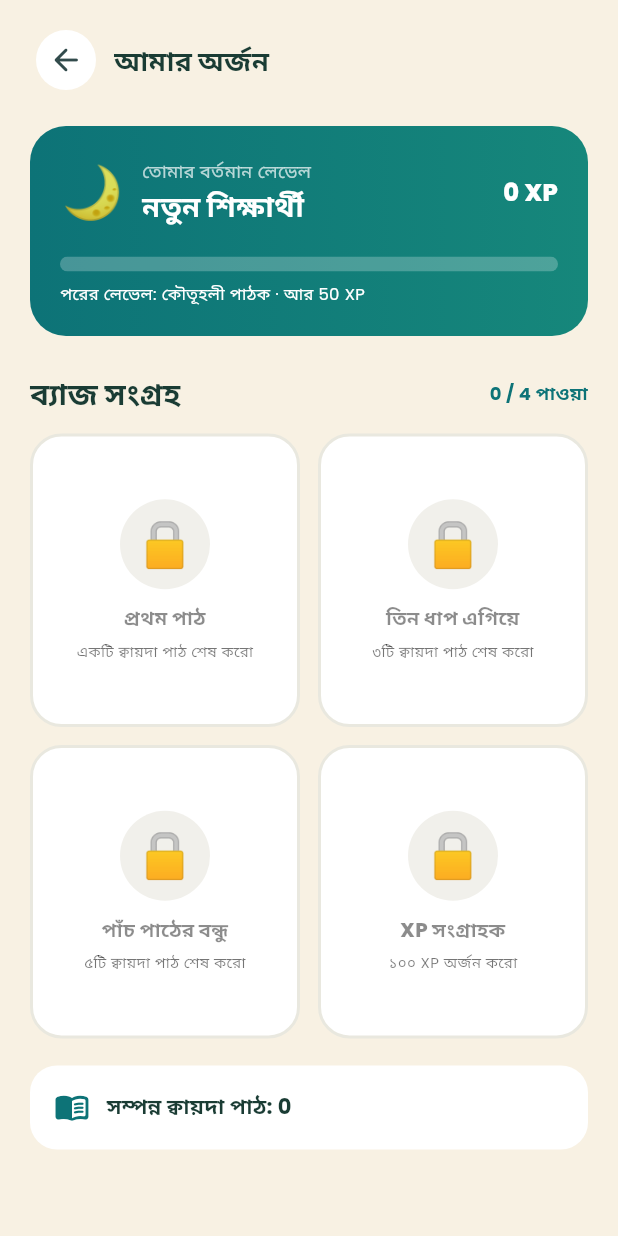
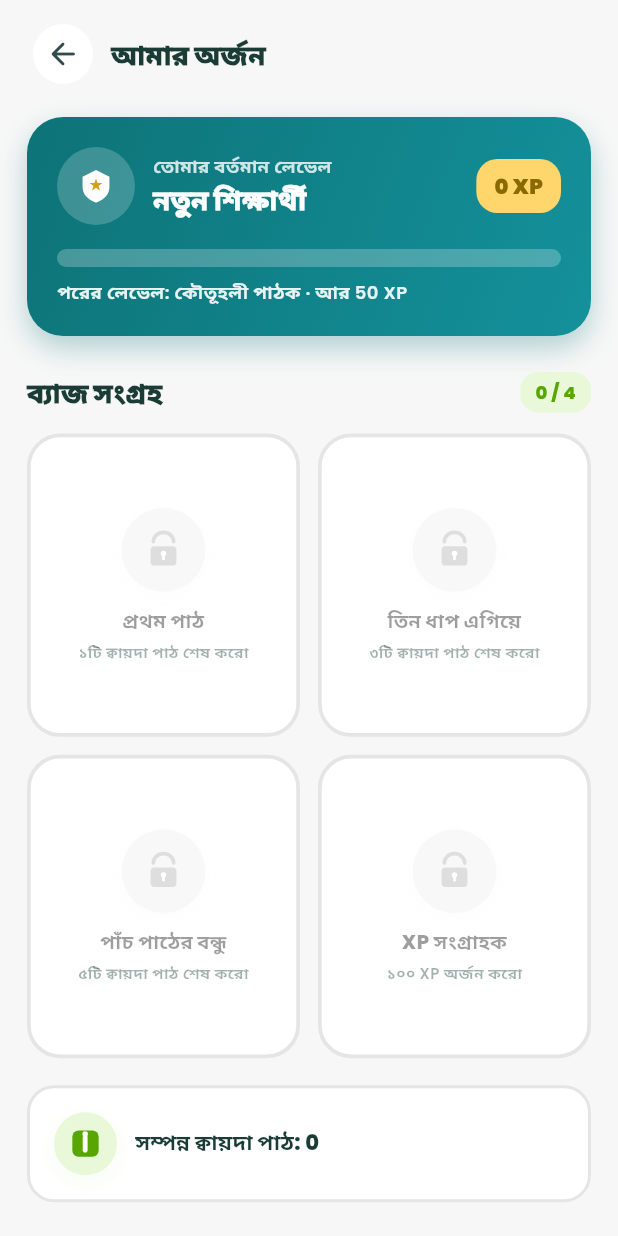
Before and after one commit to mansur00/LittleMuslim, a Flutter app: the AchievementsScreen screen opened directly, on a phone screen of 412 x 824 dp. Run offline on Flutter 3.47's test engine with Material 3 defaults, Android fonts, the phone set to English and light mode, and no system bars; our stand-ins replace audioplayers, flutter_animate, flutter_tts, google_fonts, shared_preferences, smooth_page_indicator and 1 more; accounts and stored records are empty.

Commit message:
Complete Achievements screen: Duolingo-style vector badges, no emoji

```diff
--- a/lib/screens/achievements/achievements_screen.dart
+++ b/lib/screens/achievements/achievements_screen.dart
@@ -3,12 +3,20 @@ import 'package:provider/provider.dart';
 
 import '../../theme/app_theme.dart';
 import '../../utils/app_state.dart';
+import '../../widgets/vector_icons.dart';
 
 class _BadgeInfo {
-  const _BadgeInfo(
-      this.title, this.description, this.emoji, this.color, this.unlocked);
-  final String title, description, emoji;
-  final Color color;
+  const _BadgeInfo({
+    required this.title,
+    required this.description,
+    required this.iconType,
+    required this.color,
+    required this.accent,
+    required this.unlocked,
+  });
+  final String title, description;
+  final VectorIconType iconType;
+  final Color color, accent;
   final bool unlocked;
 }
 
@@ -29,7 +37,7 @@ class AchievementsScreen extends StatelessWidget {
     final lessonCount = state.completedQaidaLessons;
     final levelIndex =
         _levels.lastIndexWhere((level) => state.xp >= level.threshold);
-    final level = _levels[levelIndex];
+    final level = _levels[levelIndex < 0 ? 0 : levelIndex];
     final nextLevel =
         levelIndex + 1 < _levels.length ? _levels[levelIndex + 1] : null;
     final progress = nextLevel == null
@@ -37,113 +45,206 @@ class AchievementsScreen extends StatelessWidget {
         : ((state.xp - level.threshold) /
                 (nextLevel.threshold - level.threshold))
             .clamp(0.0, 1.0);
+
     final badges = [
-      _BadgeInfo('প্রথম পাঠ', 'একটি ক্বায়দা পাঠ শেষ করো', '🌱',
-          const Color(0xFFE3F1D4), lessonCount >= 1),
-      _BadgeInfo('তিন ধাপ এগিয়ে', '৩টি ক্বায়দা পাঠ শেষ করো', '🌟',
-          const Color(0xFFFFE7A8), lessonCount >= 3),
-      _BadgeInfo('পাঁচ পাঠের বন্ধু', '৫টি ক্বায়দা পাঠ শেষ করো', '📚',
-          const Color(0xFFDCEFFA), lessonCount >= 5),
-      _BadgeInfo('XP সংগ্রাহক', '১০০ XP অর্জন করো', '🏅',
-          const Color(0xFFF4DDF0), state.xp >= 100),
+      _BadgeInfo(
+        title: 'প্রথম পাঠ',
+        description: '১টি ক্বায়দা পাঠ শেষ করো',
+        iconType: VectorIconType.qaida,
+        color: const Color(0xFFE8F8D8),
+        accent: const Color(0xFF58A700),
+        unlocked: lessonCount >= 1,
+      ),
+      _BadgeInfo(
+        title: 'তিন ধাপ এগিয়ে',
+        description: '৩টি ক্বায়দা পাঠ শেষ করো',
+        iconType: VectorIconType.star,
+        color: const Color(0xFFFFF6D0),
+        accent: const Color(0xFFD4A017),
+        unlocked: lessonCount >= 3,
+      ),
+      _BadgeInfo(
+        title: 'পাঁচ পাঠের বন্ধু',
+        description: '৫টি ক্বায়দা পাঠ শেষ করো',
+        iconType: VectorIconType.book,
+        color: const Color(0xFFDCEBFF),
+        accent: const Color(0xFF3B82C4),
+        unlocked: lessonCount >= 5,
+      ),
+      _BadgeInfo(
+        title: 'XP সংগ্রাহক',
+        description: '১০০ XP অর্জন করো',
+        iconType: VectorIconType.trophy,
+        color: const Color(0xFFF3E8FF),
+        accent: const Color(0xFF9B6BC9),
+        unlocked: state.xp >= 100,
+      ),
     ];
-    final unlocked = badges.where((badge) => badge.unlocked).length;
+    final unlocked = badges.where((b) => b.unlocked).length;
 
     return Scaffold(
-      backgroundColor: AppTheme.cream,
+      backgroundColor: const Color(0xFFF7F7F7),
       body: SafeArea(
         child: Center(
           child: ConstrainedBox(
             constraints: const BoxConstraints(maxWidth: 900),
-            child: CustomScrollView(slivers: [
+            child: CustomScrollView(
+              physics: const BouncingScrollPhysics(),
+              slivers: [
                 SliverPadding(
                   padding: EdgeInsets.fromLTRB(
-                    tablet ? 36 : 20, 16, tablet ? 36 : 20, 32),
+                      tablet ? 36 : 18, 12, tablet ? 36 : 18, 32),
                   sliver: SliverList(
                     delegate: SliverChildListDelegate([
                       Row(children: [
                         IconButton.filledTonal(
                           onPressed: () => Navigator.pop(context),
                           icon: const Icon(Icons.arrow_back_rounded),
-                        style:
-                            IconButton.styleFrom(backgroundColor: Colors.white),
+                          style: IconButton.styleFrom(
+                              backgroundColor: Colors.white),
                         ),
                         const SizedBox(width: 8),
-                      const Text('আমার অর্জন',
+                        const Text(
+                          'আমার অর্জন',
                           style: TextStyle(
                             color: AppTheme.darkText,
                             fontSize: 18,
-                              fontWeight: FontWeight.w800)),
+                            fontWeight: FontWeight.w900,
+                          ),
+                        ),
                       ]),
-                    const SizedBox(height: 20),
+                      const SizedBox(height: 18),
                       Container(
                         padding: const EdgeInsets.all(20),
                         decoration: BoxDecoration(
                           borderRadius: BorderRadius.circular(24),
                           gradient: const LinearGradient(
-                            colors: [AppTheme.primaryGreen, Color(0xFF16877B)]),
+                            colors: [Color(0xFF0D7377), Color(0xFF14919B)],
+                            begin: Alignment.topLeft,
+                            end: Alignment.bottomRight,
+                          ),
+                          boxShadow: [
+                            BoxShadow(
+                              color: AppTheme.primaryGreen.withValues(alpha: 0.3),
+                              blurRadius: 16,
+                              offset: const Offset(0, 8),
+                            ),
+                          ],
                         ),
                         child: Column(
                           crossAxisAlignment: CrossAxisAlignment.start,
                           children: [
                             Row(children: [
-                              const Text('🌙', style: TextStyle(fontSize: 34)),
+                              Container(
+                                width: 52,
+                                height: 52,
+                                decoration: BoxDecoration(
+                                  color: Colors.white.withValues(alpha: 0.2),
+                                  shape: BoxShape.circle,
+                                ),
+                                child: const Center(
+                                  child: VectorIcon(
+                                    type: VectorIconType.shield,
+                                    size: 28,
+                                    color: Colors.white,
+                                  ),
+                                ),
+                              ),
                               const SizedBox(width: 12),
                               Expanded(
                                 child: Column(
-                                      crossAxisAlignment:
-                                          CrossAxisAlignment.start,
+                                  crossAxisAlignment: CrossAxisAlignment.start,
                                   children: [
-                                    const Text('তোমার বর্তমান লেভেল',
+                                    Text(
+                                      'তোমার বর্তমান লেভেল',
                                       style: TextStyle(
-                                            color: Colors.white70,
-                                            fontSize: 12)),
-                                    Text(level.name,
+                                        color: Colors.white.withValues(alpha: 0.8),
+                                        fontSize: 12,
+                                        fontWeight: FontWeight.w600,
+                                      ),
+                                    ),
+                                    Text(
+                                      level.name,
                                       style: const TextStyle(
                                         color: Colors.white,
-                                            fontSize: 19,
-                                            fontWeight: FontWeight.w800)),
-                                  ])),
-                              Text('${state.xp} XP',
+                                        fontSize: 18,
+                                        fontWeight: FontWeight.w900,
+                                      ),
+                                    ),
+                                  ],
+                                ),
+                              ),
+                              Container(
+                                padding: const EdgeInsets.symmetric(
+                                    horizontal: 12, vertical: 8),
+                                decoration: BoxDecoration(
+                                  color: const Color(0xFFFFD66B),
+                                  borderRadius: BorderRadius.circular(14),
+                                ),
+                                child: Text(
+                                  '${state.xp} XP',
                                   style: const TextStyle(
-                                      color: Colors.white,
-                                      fontSize: 16,
-                                      fontWeight: FontWeight.w800)),
+                                    color: Color(0xFF8A6A00),
+                                    fontSize: 14,
+                                    fontWeight: FontWeight.w900,
+                                  ),
+                                ),
+                              ),
                             ]),
-                            const SizedBox(height: 18),
+                            const SizedBox(height: 16),
                             ClipRRect(
                               borderRadius: BorderRadius.circular(12),
                               child: LinearProgressIndicator(
                                 value: progress,
-                                minHeight: 10,
+                                minHeight: 12,
                                 backgroundColor: Colors.white24,
                                 color: const Color(0xFFFFD66B),
                               ),
                             ),
-                            const SizedBox(height: 7),
+                            const SizedBox(height: 8),
                             Text(
                               nextLevel == null
                                   ? 'সব লেভেল শেষ! শেখা চালিয়ে যাও।'
                                   : 'পরের লেভেল: ${nextLevel.name} · আর ${nextLevel.threshold - state.xp} XP',
-                                style: const TextStyle(
-                                    color: Colors.white, fontSize: 11)),
-                          ]),
+                              style: TextStyle(
+                                color: Colors.white.withValues(alpha: 0.9),
+                                fontSize: 12,
+                                fontWeight: FontWeight.w600,
+                              ),
+                            ),
+                          ],
+                        ),
                       ),
                       const SizedBox(height: 24),
                       Row(children: [
                         const Expanded(
-                          child: Text('ব্যাজ সংগ্রহ',
+                          child: Text(
+                            'ব্যাজ সংগ্রহ',
                             style: TextStyle(
                               color: AppTheme.darkText,
-                                  fontSize: 20,
-                                  fontWeight: FontWeight.w800))),
-                      Text('$unlocked / ${badges.length} পাওয়া',
+                              fontSize: 18,
+                              fontWeight: FontWeight.w900,
+                            ),
+                          ),
+                        ),
+                        Container(
+                          padding: const EdgeInsets.symmetric(
+                              horizontal: 10, vertical: 5),
+                          decoration: BoxDecoration(
+                            color: const Color(0xFFE8F8D8),
+                            borderRadius: BorderRadius.circular(12),
+                          ),
+                          child: Text(
+                            '$unlocked / ${badges.length}',
                             style: const TextStyle(
-                              color: AppTheme.primaryGreen,
+                              color: Color(0xFF58A700),
                               fontSize: 12,
-                              fontWeight: FontWeight.w700)),
+                              fontWeight: FontWeight.w800,
+                            ),
+                          ),
+                        ),
                       ]),
-                    const SizedBox(height: 12),
+                      const SizedBox(height: 14),
                       GridView.builder(
                         shrinkWrap: true,
                         physics: const NeverScrollableScrollPhysics(),
@@ -152,33 +253,45 @@ class AchievementsScreen extends StatelessWidget {
                           crossAxisCount: tablet ? 4 : 2,
                           crossAxisSpacing: 12,
                           mainAxisSpacing: 12,
-                        childAspectRatio: tablet ? 0.9 : 0.92,
+                          childAspectRatio: tablet ? 0.88 : 0.9,
                         ),
-                      itemBuilder: (context, index) => _BadgeCard(
-                        badge: badges[index],
-                      ),
+                        itemBuilder: (context, index) =>
+                            _BadgeCard(badge: badges[index]),
                       ),
                       const SizedBox(height: 18),
                       Container(
                         padding: const EdgeInsets.all(16),
                         decoration: BoxDecoration(
                           color: Colors.white,
-                          borderRadius: BorderRadius.circular(18)),
+                          borderRadius: BorderRadius.circular(18),
+                          border: Border.all(
+                              color: const Color(0xFFE5E5E5), width: 2),
+                        ),
                         child: Row(children: [
-                        const Icon(Icons.menu_book_rounded,
-                            color: AppTheme.primaryGreen),
-                        const SizedBox(width: 11),
+                          IconBadge(
+                            type: VectorIconType.qaida,
+                            bgColor: const Color(0xFFE8F8D8),
+                            size: 42,
+                            iconColor: const Color(0xFF58A700),
+                          ),
+                          const SizedBox(width: 12),
                           Expanded(
-                            child: Text('সম্পন্ন ক্বায়দা পাঠ: $lessonCount',
+                            child: Text(
+                              'সম্পন্ন ক্বায়দা পাঠ: $lessonCount',
                               style: const TextStyle(
                                 color: AppTheme.darkText,
-                                    fontWeight: FontWeight.w700))),
+                                fontWeight: FontWeight.w800,
+                                fontSize: 14,
+                              ),
+                            ),
+                          ),
                         ]),
                       ),
                     ]),
                   ),
                 ),
-            ]),
+              ],
+            ),
           ),
         ),
       ),
@@ -191,39 +304,64 @@ class _BadgeCard extends StatelessWidget {
   final _BadgeInfo badge;
 
   @override
-  Widget build(BuildContext context) => Container(
+  Widget build(BuildContext context) {
+    return Container(
       padding: const EdgeInsets.all(14),
       decoration: BoxDecoration(
         color: Colors.white,
-          borderRadius: BorderRadius.circular(21),
+        borderRadius: BorderRadius.circular(22),
         border: Border.all(
-              color: badge.unlocked ? badge.color : const Color(0xFFE9E8DF),
-              width: 2),
+          color: badge.unlocked ? badge.accent.withValues(alpha: 0.4) : const Color(0xFFE5E5E5),
+          width: 2.5,
         ),
-        child: Column(mainAxisAlignment: MainAxisAlignment.center, children: [
-          Container(
-            width: 60,
-            height: 60,
-            decoration: BoxDecoration(
-              color: badge.unlocked ? badge.color : const Color(0xFFF1F0EB),
-              shape: BoxShape.circle,
+        boxShadow: badge.unlocked
+            ? [
+                BoxShadow(
+                  color: badge.accent.withValues(alpha: 0.15),
+                  blurRadius: 0,
+                  offset: const Offset(0, 4),
                 ),
-            alignment: Alignment.center,
-            child: Text(badge.unlocked ? badge.emoji : '🔒',
-                style: const TextStyle(fontSize: 29)),
+              ]
+            : null,
+      ),
+      child: Column(
+        mainAxisAlignment: MainAxisAlignment.center,
+        children: [
+          Opacity(
+            opacity: badge.unlocked ? 1 : 0.4,
+            child: IconBadge(
+              type: badge.unlocked ? badge.iconType : VectorIconType.lock,
+              bgColor: badge.unlocked ? badge.color : const Color(0xFFF0F0F0),
+              size: 56,
+              iconColor:
+                  badge.unlocked ? badge.accent : const Color(0xFFAFAFAF),
+            ),
           ),
           const SizedBox(height: 10),
-          Text(badge.title,
+          Text(
+            badge.title,
             textAlign: TextAlign.center,
             style: TextStyle(
-                  color: badge.unlocked ? AppTheme.darkText : Colors.black45,
+              color: badge.unlocked ? AppTheme.darkText : Colors.black38,
               fontSize: 13,
-                  fontWeight: FontWeight.w800)),
-          const SizedBox(height: 5),
-          Text(badge.unlocked ? 'পেয়ে গেছ!' : badge.description,
+              fontWeight: FontWeight.w800,
+            ),
+          ),
+          const SizedBox(height: 4),
+          Text(
+            badge.unlocked ? 'আনলক!' : badge.description,
             textAlign: TextAlign.center,
-              style: const TextStyle(
-                  color: Colors.black54, fontSize: 10, height: 1.4)),
-        ]),
+            style: TextStyle(
+              color: badge.unlocked
+                  ? badge.accent
+                  : AppTheme.darkText.withValues(alpha: 0.4),
+              fontSize: 10,
+              height: 1.35,
+              fontWeight: FontWeight.w600,
+            ),
+          ),
+        ],
+      ),
     );
   }
+}
```
Lines whose indentation alone changed are shown as unchanged.
